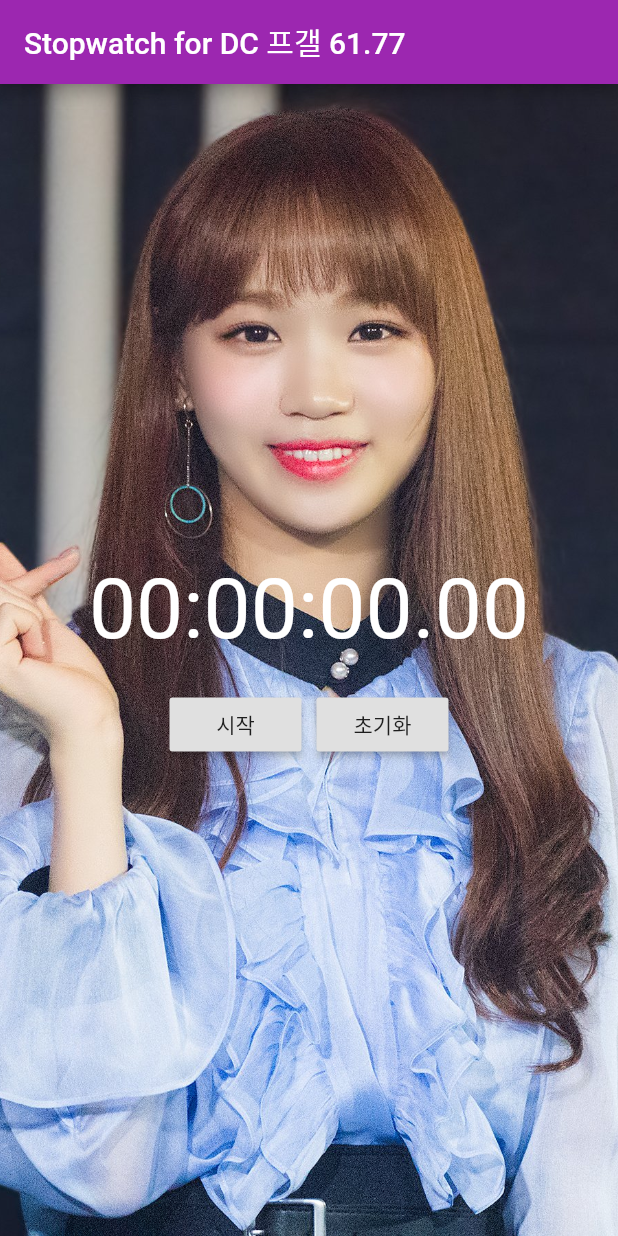
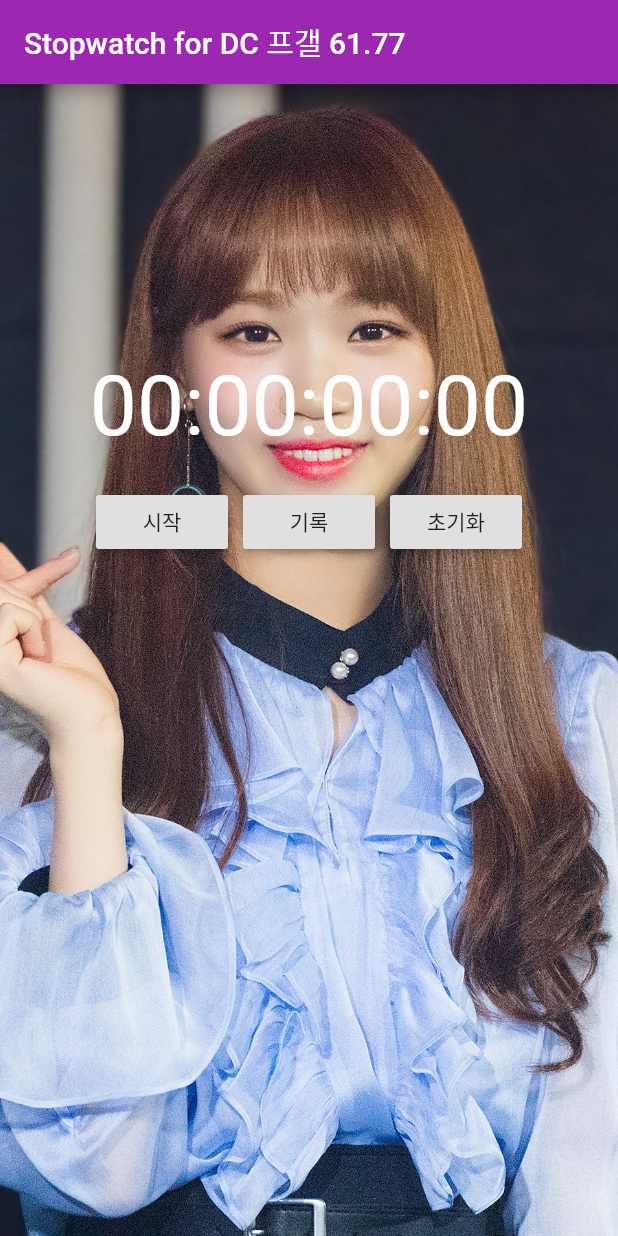
Before and after one commit to gaejotbab/stopwatch6177, a Flutter app: the screen it shows after launch, on a phone screen of 412 x 824 dp. Run offline on Flutter 3.47's test engine with Material 2 defaults, Android fonts, the phone set to English and light mode, and no system bars; missing offline and left inert: dart:ffi.

Commit message:
코드 정리하고 중복 제거하고 기록 기능 만듦

```diff
--- a/lib/main.dart
+++ b/lib/main.dart
@@ -11,25 +11,12 @@ void main() {
 }
 
 class MyApp extends StatelessWidget {
-  // This widget is the root of your application.
   @override
   Widget build(BuildContext context) {
     return MaterialApp(
       title: 'Flutter Demo',
       theme: ThemeData(
-        // This is the theme of your application.
-        //
-        // Try running your application with "flutter run". You'll see the
-        // application has a blue toolbar. Then, without quitting the app, try
-        // changing the primarySwatch below to Colors.green and then invoke
-        // "hot reload" (press "r" in the console where you ran "flutter run",
-        // or simply save your changes to "hot reload" in a Flutter IDE).
-        // Notice that the counter didn't reset back to zero; the application
-        // is not restarted.
         primarySwatch: Colors.purple,
-        // This makes the visual density adapt to the platform that you run
-        // the app on. For desktop platforms, the controls will be smaller and
-        // closer together (more dense) than on mobile platforms.
         visualDensity: VisualDensity.adaptivePlatformDensity,
       ),
       home: MyHomePage(title: 'Stopwatch for DC 프갤 61.77'),
@@ -40,15 +27,6 @@ class MyApp extends StatelessWidget {
 class MyHomePage extends StatefulWidget {
   MyHomePage({Key key, this.title}) : super(key: key);
 
-  // This widget is the home page of your application. It is stateful, meaning
-  // that it has a State object (defined below) that contains fields that affect
-  // how it looks.
-
-  // This class is the configuration for the state. It holds the values (in this
-  // case the title) provided by the parent (in this case the App widget) and
-  // used by the build method of the State. Fields in a Widget subclass are
-  // always marked "final".
-
   final String title;
 
   @override
@@ -58,38 +36,26 @@ class MyHomePage extends StatefulWidget {
 class _MyHomePageState extends State<MyHomePage> {
   var twoZeroNumberFormatter = new NumberFormat("00");
 
-  int hour = 0;
-  int minute = 0;
-  int second = 0;
-  int centisecond = 0;
-
   String buttonState = '시작';
   Stopwatch stopwatch = new Stopwatch();
   Timer timer;
+
+  List<String> recordedTimes = [];
+  bool isStoppedTimeRecorded = false;
 
   _MyHomePageState() {
     timer = new Timer.periodic(new Duration(milliseconds: 10), _onTimer);
   }
 
-  void updateTime() {
-    if (stopwatch.isRunning) {
-      var elapsedMs = stopwatch.elapsedMilliseconds;
-      centisecond = elapsedMs % 1000 ~/ 10;
-      second = elapsedMs ~/ 1000 % 60;
-      minute = elapsedMs ~/ 1000 ~/ 60 % 60;
-      hour = elapsedMs ~/1000 ~/ 60 ~/ 60;
-    }
-  }
-
   void _onTimer(Timer timer) {
     setState(() {
-      updateTime();
     });
   }
 
   void _onButtonPressed() {
     setState(() {
       if (!stopwatch.isRunning) {
+        isStoppedTimeRecorded = false;
         stopwatch.start();
         buttonState = "정지";
       } else {
@@ -102,8 +68,36 @@ class _MyHomePageState extends State<MyHomePage> {
   void _onResetPressed() {
     setState(() {
       stopwatch.reset();
-      hour = minute = second = centisecond = 0;
+      recordedTimes.clear();
     });
+  }
+
+  String formattedElapsedTime() {
+    var elapsedMs = stopwatch.elapsedMilliseconds;
+    var centisecond = elapsedMs % 1000 ~/ 10;
+    var second = elapsedMs ~/ 1000 % 60;
+    var minute = elapsedMs ~/ 1000 ~/ 60 % 60;
+    var hour = elapsedMs ~/1000 ~/ 60 ~/ 60;
+    var formattedTime = twoZeroNumberFormatter.format(hour)
+        + ':'
+        + twoZeroNumberFormatter.format(minute)
+        + ':'
+        + twoZeroNumberFormatter.format(second)
+        + ':'
+        + twoZeroNumberFormatter.format(centisecond);
+
+    return formattedTime;
+  }
+
+  void _onRecordPressed() {
+    if (stopwatch.isRunning) {
+      recordedTimes.add(formattedElapsedTime());
+    } else {
+      if (!isStoppedTimeRecorded) {
+        recordedTimes.add(formattedElapsedTime());
+        isStoppedTimeRecorded = true;
+      }
+    }
   }
 
   @override
@@ -121,24 +115,29 @@ class _MyHomePageState extends State<MyHomePage> {
           body: Center(
             child: Column(
               children: <Widget>[
-                Row(
-                  children: <Widget>[
-                    Text(twoZeroNumberFormatter.format(hour), textScaleFactor: 4, style: TextStyle(color: Colors.white)),
-                    Text(':', textScaleFactor: 4, style: TextStyle(color: Colors.white)),
-                    Text(twoZeroNumberFormatter.format(minute), textScaleFactor: 4, style: TextStyle(color: Colors.white)),
-                    Text(':', textScaleFactor: 4, style: TextStyle(color: Colors.white)),
-                    Text(twoZeroNumberFormatter.format(second), textScaleFactor: 4, style: TextStyle(color: Colors.white)),
-                    Text('.', textScaleFactor: 4, style: TextStyle(color: Colors.white)),
-                    Text(twoZeroNumberFormatter.format(centisecond), textScaleFactor: 4, style: TextStyle(color: Colors.white)),
-                  ],
-                  mainAxisAlignment: MainAxisAlignment.center,
+                Builder(builder: (context) =>
+                  DefaultTextStyle(
+                    style: DefaultTextStyle.of(context)
+                        .style.apply(fontSizeFactor: 4, color: Colors.white),
+                    child: Row(
+                      children: <Widget>[
+                        Text(formattedElapsedTime()),
+                      ],
+                      mainAxisAlignment: MainAxisAlignment.center,
+                    )
+                  )
                 ),
                 SizedBox(height: 20),
                 Row(
                   children: <Widget>[
                     RaisedButton(
-                      child: Text('$buttonState'),
+                      child: Text(buttonState),
                       onPressed: _onButtonPressed,
+                    ),
+                    SizedBox(width: 10),
+                    RaisedButton(
+                      child: Text('기록'),
+                      onPressed: _onRecordPressed,
                     ),
                     SizedBox(width: 10),
                     RaisedButton(
@@ -147,7 +146,23 @@ class _MyHomePageState extends State<MyHomePage> {
                     )
                   ],
                   mainAxisAlignment: MainAxisAlignment.center,
-
+                ),
+                SizedBox(height: 20),
+                Builder(builder: (context) =>
+                  DefaultTextStyle(
+                    style: DefaultTextStyle.of(context)
+                        .style.apply(fontSizeFactor: 2.5, color: Colors.white),
+                    child: Container(
+                      height: 250,
+                      child: ListView.builder(
+                        itemCount: recordedTimes.length,
+                        itemBuilder: (context, index) => Text(
+                            recordedTimes[recordedTimes.length - index - 1],
+                            textAlign: TextAlign.center
+                        ),
+                      )
+                    )
+                  )
                 )
               ],
               mainAxisAlignment: MainAxisAlignment.center,
```
